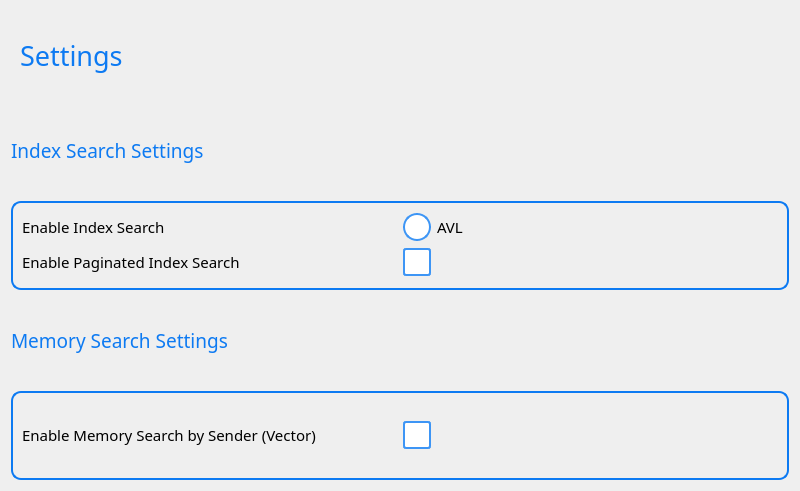
Qt form settingswindow.ui (rrios7/MailSystem) before a commit.
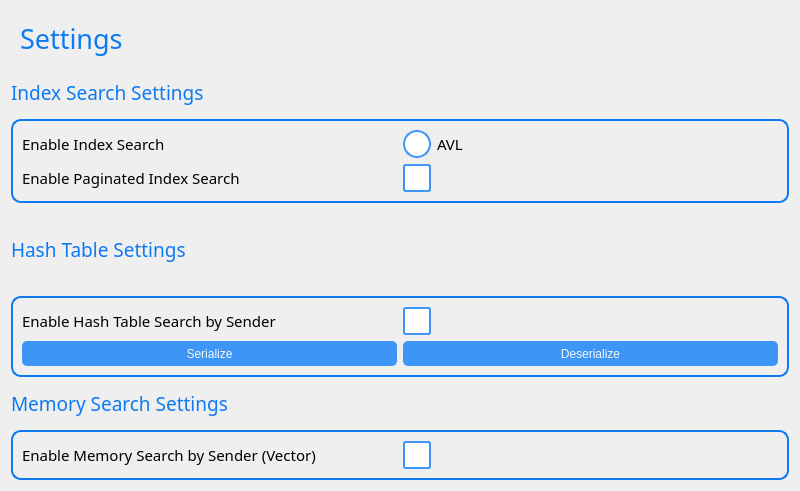
The same form after that commit. Icons and pictures are not drawn.

Commit message: Added Functionality to search using a Hash Table and serializing options for the hash table

Patch:
```diff
--- a/settingswindow.ui
+++ b/settingswindow.ui
@@ -72,10 +72,40 @@
 	border: 2px solid rgb(13, 122, 242);
     background: rgb(61, 149, 245);
 	background-image: url(:/icons/checked.png);
+}
+
+QPushButton {
+	background-color: rgb(61, 149, 245);
+	color: rgb(248, 248, 248);
+	border-radius: 5px;
+}
+
+QPushButton:hover {
+	background-color: rgb(13, 122, 242);
 }</string>
   </property>
   <layout class="QGridLayout" name="gridLayout">
-   <item row="4" column="0">
+   <item row="6" column="0" colspan="2">
+    <widget class="QLabel" name="memorySearchSettingsLabel">
+     <property name="font">
+      <font>
+       <family>Montserrat Light</family>
+       <pointsize>14</pointsize>
+       <weight>50</weight>
+       <bold>false</bold>
+      </font>
+     </property>
+     <property name="styleSheet">
+      <string notr="true">#memorySearchSettingsLabel {
+	color: rgb(13, 122, 242); 
+}</string>
+     </property>
+     <property name="text">
+      <string>Memory Search Settings</string>
+     </property>
+    </widget>
+   </item>
+   <item row="7" column="0" colspan="2">
     <widget class="QFrame" name="memorySearchFrame">
      <property name="font">
       <font>
@@ -121,7 +151,7 @@
      </layout>
     </widget>
    </item>
-   <item row="2" column="0">
+   <item row="2" column="0" colspan="2">
     <widget class="QFrame" name="indexSearchFrame">
      <property name="font">
       <font>
@@ -193,27 +223,7 @@
      </layout>
     </widget>
    </item>
-   <item row="1" column="0">
-    <widget class="QLabel" name="indexSettingsLabel">
-     <property name="font">
-      <font>
-       <family>Montserrat Light</family>
-       <pointsize>14</pointsize>
-       <weight>50</weight>
-       <bold>false</bold>
-      </font>
-     </property>
-     <property name="styleSheet">
-      <string notr="true">#indexSettingsLabel {
-	color: rgb(13, 122, 242); 
-}</string>
-     </property>
-     <property name="text">
-      <string>Index Search Settings</string>
-     </property>
-    </widget>
-   </item>
-   <item row="0" column="0">
+   <item row="0" column="0" colspan="2">
     <widget class="QFrame" name="menuFrame">
      <property name="minimumSize">
       <size>
@@ -257,8 +267,8 @@
      </layout>
     </widget>
    </item>
-   <item row="3" column="0">
-    <widget class="QLabel" name="memorySearchSettingsLabel">
+   <item row="1" column="0" colspan="2">
+    <widget class="QLabel" name="indexSettingsLabel">
      <property name="font">
       <font>
        <family>Montserrat Light</family>
@@ -268,15 +278,108 @@
       </font>
      </property>
      <property name="styleSheet">
-      <string notr="true">#memorySearchSettingsLabel {
+      <string notr="true">#indexSettingsLabel {
 	color: rgb(13, 122, 242); 
 }</string>
      </property>
      <property name="text">
-      <string>Memory Search Settings</string>
+      <string>Index Search Settings</string>
      </property>
     </widget>
    </item>
+   <item row="3" column="0" rowspan="2" colspan="2">
+    <widget class="QLabel" name="hashTableSettingsLabel">
+     <property name="font">
+      <font>
+       <family>Montserrat Light</family>
+       <pointsize>14</pointsize>
+       <weight>50</weight>
+       <bold>false</bold>
+      </font>
+     </property>
+     <property name="styleSheet">
+      <string notr="true">#hashTableSettingsLabel {
+	color: rgb(13, 122, 242); 
+}</string>
+     </property>
+     <property name="text">
+      <string>Hash Table Settings</string>
+     </property>
+    </widget>
+   </item>
+   <item row="5" column="0" colspan="2">
+    <widget class="QFrame" name="hashTableSearchFrame">
+     <property name="font">
+      <font>
+       <family>Montserrat</family>
+      </font>
+     </property>
+     <property name="styleSheet">
+      <string notr="true">#hashTableSearchFrame
+ {
+	border: 2px solid rgb(13, 122, 242);
+	border-radius: 10px;
+}</string>
+     </property>
+     <property name="frameShape">
+      <enum>QFrame::StyledPanel</enum>
+     </property>
+     <property name="frameShadow">
+      <enum>QFrame::Raised</enum>
+     </property>
+     <layout class="QGridLayout" name="gridLayout_5">
+      <item row="3" column="3">
+       <widget class="QCheckBox" name="hashTableCheckBox">
+        <property name="text">
+         <string/>
+        </property>
+       </widget>
+      </item>
+      <item row="3" column="0">
+       <widget class="QLabel" name="hashTableSearchLabel">
+        <property name="font">
+         <font>
+          <family>Montserrat</family>
+          <pointsize>11</pointsize>
+         </font>
+        </property>
+        <property name="text">
+         <string>Enable Hash Table Search by Sender</string>
+        </property>
+        <property name="margin">
+         <number>25</number>
+        </property>
+       </widget>
+      </item>
+      <item row="4" column="3">
+       <widget class="QPushButton" name="deserializeButton">
+        <property name="minimumSize">
+         <size>
+          <width>0</width>
+          <height>25</height>
+         </size>
+        </property>
+        <property name="text">
+         <string>Deserialize</string>
+        </property>
+       </widget>
+      </item>
+      <item row="4" column="0">
+       <widget class="QPushButton" name="serializeButton">
+        <property name="minimumSize">
+         <size>
+          <width>0</width>
+          <height>25</height>
+         </size>
+        </property>
+        <property name="text">
+         <string>Serialize</string>
+        </property>
+       </widget>
+      </item>
+     </layout>
+    </widget>
+   </item>
   </layout>
  </widget>
  <resources/>
```
The commit also changes 9 other files.
